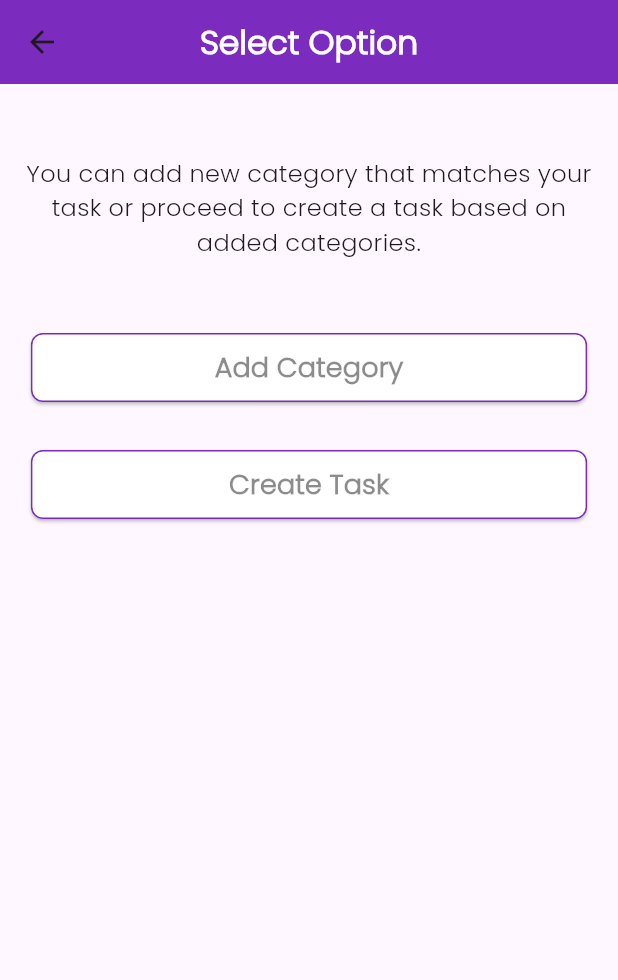
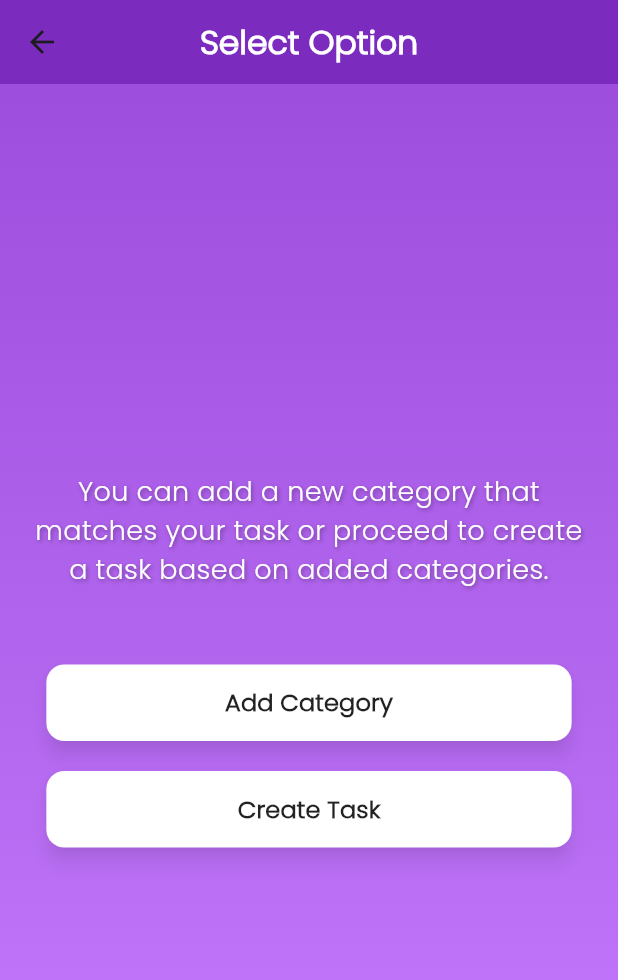
Before and after one commit to GoodluckMlungusye/go_do, a Flutter app: the AddOptionPage screen opened directly, on a phone screen of 412 x 824 dp. Shown: the top 980 px of the screen. Run offline on Flutter 3.47's test engine with Material 3 defaults, Android fonts, the phone set to English and light mode, and no system bars; our stand-ins replace curved_navigation_bar, flutter_colorpicker, fluttertoast, get_it, hive, hive_flutter and 2 more; accounts and stored records are empty.

```diff
--- a/lib/view_models/category_model.dart
+++ b/lib/view_models/category_model.dart
@@ -62,7 +62,16 @@ class CategoryModel extends BaseViewModel {
         getTotalCategoryTasksAccomplished(categoryName);
   }
 
+  // String getCompletionMessage(int accomplishedTasks, int totalTasks) {
+  //   return accomplishedTasks < 2
+  //       ? "$accomplishedTasks out of $totalTasks is completed"
+  //       : "$accomplishedTasks out of $totalTasks are completed";
+  // }
+
   String getCompletionMessage(int accomplishedTasks, int totalTasks) {
+    if (accomplishedTasks == 0) {
+      return "No tasks accomplished";
+    }
     return accomplishedTasks < 2
         ? "$accomplishedTasks out of $totalTasks is completed"
         : "$accomplishedTasks out of $totalTasks are completed";
--- a/lib/views/tabs/add_option.dart
+++ b/lib/views/tabs/add_option.dart
@@ -1,4 +1,3 @@
-import 'package:go_do/themes/theme_assets.dart';
 import 'package:flutter/material.dart';
 import 'package:go_do/views/pages/new_category.dart';
 import 'package:go_do/views/pages/new_task.dart';
@@ -13,22 +12,38 @@ class AddOptionPage extends StatelessWidget {
   Widget build(BuildContext context) {
     return Scaffold(
       appBar: _uiService.getAppBar('Select Option'),
-      body: Center(
+      body: Container(
+        decoration: BoxDecoration(
+          gradient: LinearGradient(
+            colors: [Color(0xFF9D4EDD),Color(0xFFC77DFF)],
+            begin: Alignment.topCenter,
+            end: Alignment.bottomCenter,
+          ),
+        ),
+        child: Center(
           child: Column(
+            mainAxisAlignment: MainAxisAlignment.center,
             children: [
-            const SizedBox(height: 40),
               const Padding(
-              padding: EdgeInsets.all(8.0),
+                padding: EdgeInsets.symmetric(horizontal: 16.0),
                 child: Text(
-                'You can add new category that matches your task or proceed to create a task based on added categories.',
+                  'You can add a new category that matches your task or proceed to create a task based on added categories.',
                   style: TextStyle(
-                  fontWeight: FontWeight.normal,
-                  fontSize: 16,
+                    fontWeight: FontWeight.w500,
+                    fontSize: 18,
+                    color: Colors.white,
+                    shadows: [
+                      Shadow(
+                        offset: Offset(1.0, 1.0),
+                        blurRadius: 3.0,
+                        color: Colors.black38,
+                      ),
+                    ],
                   ),
                   textAlign: TextAlign.center,
                 ),
               ),
-            const SizedBox(height: 40),
+              const SizedBox(height: 50),
               _buildOptionButton(
                 context: context,
                 label: "Add Category",
@@ -38,7 +53,7 @@ class AddOptionPage extends StatelessWidget {
                   );
                 },
               ),
-            const SizedBox(height: 30),
+              const SizedBox(height: 20),
               _buildOptionButton(
                 context: context,
                 label: "Create Task",
@@ -51,6 +66,7 @@ class AddOptionPage extends StatelessWidget {
             ],
           ),
         ),
+      ),
     );
   }
 
@@ -60,25 +76,24 @@ class AddOptionPage extends StatelessWidget {
     required VoidCallback onPressed,
   }) {
     return SizedBox(
-      width: MediaQuery.of(context).size.width * .9,
+      width: MediaQuery.of(context).size.width * 0.85,
       child: ElevatedButton(
         onPressed: onPressed,
         style: ElevatedButton.styleFrom(
-          side: const BorderSide(width: 1, color: AppColors.primaryColor),
+          padding: const EdgeInsets.all(14.0),
+          shape: RoundedRectangleBorder(
+            borderRadius: BorderRadius.circular(12.0),
+          ),
+          elevation: 5,
+          shadowColor: Colors.black45,
           backgroundColor: Colors.white,
-          shape: RoundedRectangleBorder(
-            borderRadius: BorderRadius.circular(8.0),
         ),
-        ),
-        child: Padding(
-          padding: const EdgeInsets.all(10.0),
         child: Text(
           label,
           style: const TextStyle(
             fontWeight: FontWeight.bold,
-              fontSize: 18,
-              color: Colors.black45,
-            ),
+            fontSize: 16,
+            color: Colors.black87,
           ),
         ),
       ),
```
Also changed, not shown: pubspec.yaml (+13 -1 lines). Lines whose indentation alone changed are shown as unchanged.
